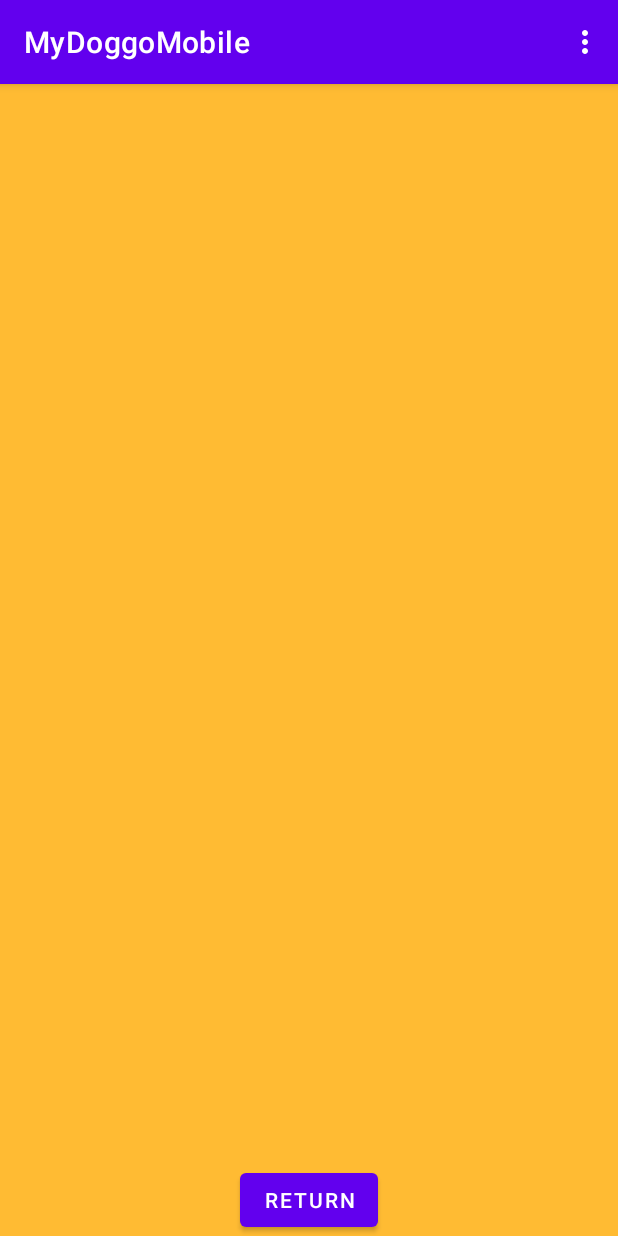
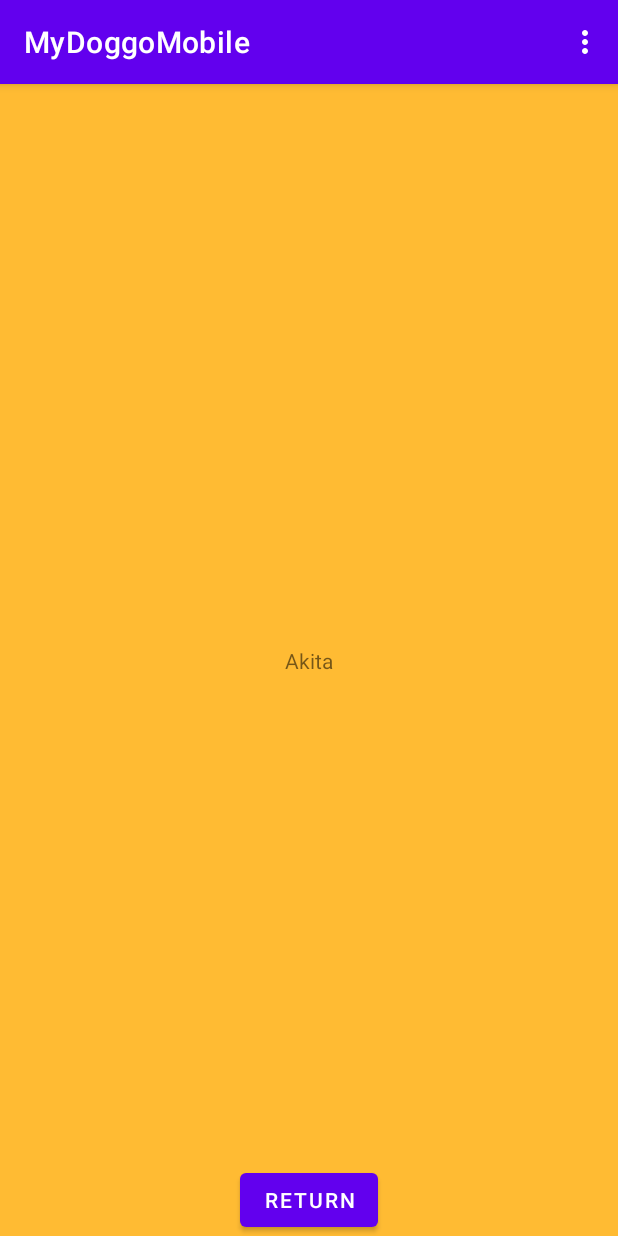
Before and after one commit to Cyann-chan/MyDoggoMobile, an Android app: the DoggoDetailFragment screen opened through its navigation route, on a phone screen of 412 x 824 dp. Run offline under Robolectric (Android 15) with nearby library versions, the phone set to English and light mode, and no system bars.

Commit message:
Affichage nom chien API sur DoggoDetailFragment

```diff
--- a/app/src/main/java/com/example/mydoggomobile/presentation/list/DoggoDetailFragment.kt
+++ b/app/src/main/java/com/example/mydoggomobile/presentation/list/DoggoDetailFragment.kt
@@ -6,6 +6,7 @@ import android.view.LayoutInflater
 import android.view.View
 import android.view.ViewGroup
 import android.widget.Button
+import android.widget.TextView
 import androidx.navigation.fragment.findNavController
 import com.example.mydoggomobile.R
 
@@ -17,6 +18,8 @@ import com.example.mydoggomobile.R
 
 
 class DoggoDetailFragment : Fragment() {
+
+    private lateinit var textView : TextView
 
     override fun onCreateView(
         inflater: LayoutInflater, container: ViewGroup?,
@@ -32,9 +35,13 @@ class DoggoDetailFragment : Fragment() {
 
     override fun onViewCreated(view: View, savedInstanceState: Bundle?) {
         super.onViewCreated(view, savedInstanceState)
-
+        var doggoName = arguments?.getString("DoggoArg")?: "Akita"
         view.findViewById<Button>(R.id.button_third).setOnClickListener {
             findNavController().navigate(R.id.returnToDoggoListFragment)
         }
+
+        textView = view.findViewById(R.id.doggo_detail)
+
+        textView.text = doggoName
     }
 }
--- a/app/src/main/res/navigation/nav_graph.xml
+++ b/app/src/main/res/navigation/nav_graph.xml
@@ -24,7 +24,12 @@
 
         <action
             android:id="@+id/navigateToDoggoDetailFragment"
-            app:destination="@id/DoggoDetailFragment" />
+            app:destination="@id/DoggoDetailFragment" >
+            <argument
+                android:name="DoggoArg"
+                app:argType="string"
+                android:defaultValue="null"/>
+        </action>
     </fragment>
 
     <fragment
```
Also changed, not shown: app/src/main/java/com/example/mydoggomobile/presentation/list/DoggoListFragment.kt (+6 -7 lines).
